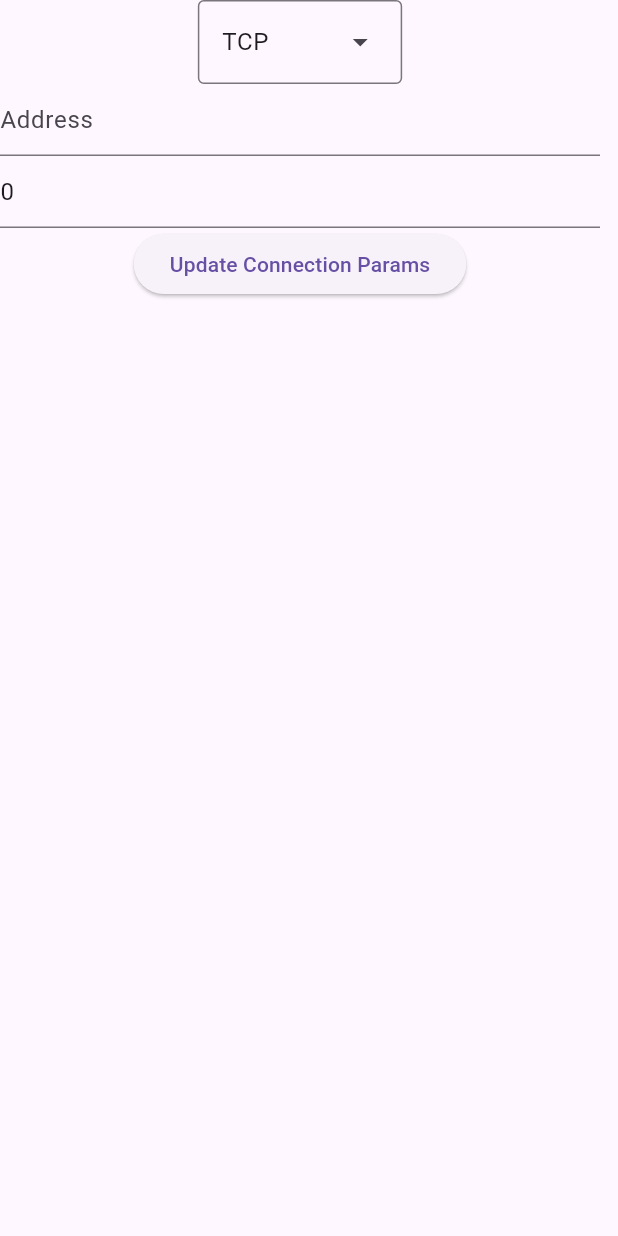
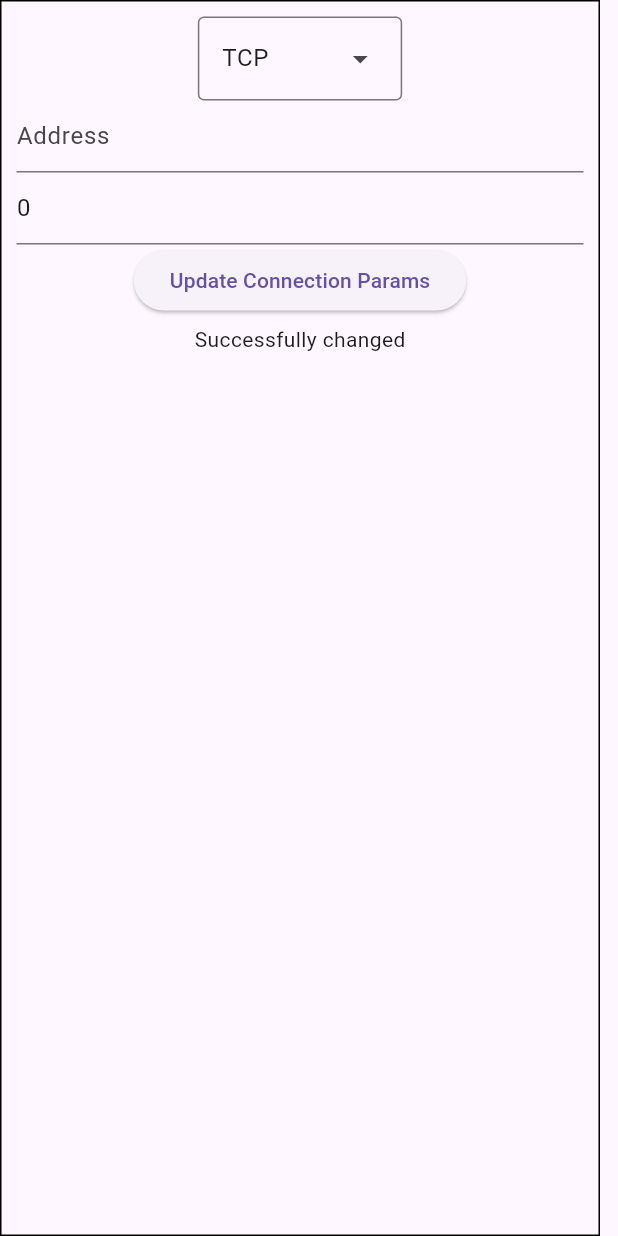
Before and after one commit to UWARG/IMACS-2, a Flutter app: the PortProtocolChanger widget shown alone on an empty page, opened directly with empty values, after a tap on "Update Connection Params", on a phone screen of 412 x 824 dp. Run offline on Flutter 3.47's test engine with Material 3 defaults, Android fonts, the phone set to English and light mode, and no system bars; missing offline and left inert: dart_mavlink, flutter_libserialport.

```diff
--- a/flutter_app/lib/widgets/change_port_protocol_widget.dart
+++ b/flutter_app/lib/widgets/change_port_protocol_widget.dart
@@ -24,6 +24,8 @@ class _PortProtocolChangerState extends State<PortProtocolChanger> {
 
   late MavlinkCommunicationType? selectedType = widget.communicationType;
 
+  var statusMsg = "";
+
   @override
   void dispose() {
     addressController.dispose();
@@ -32,8 +34,12 @@ class _PortProtocolChangerState extends State<PortProtocolChanger> {
 
   @override
   Widget build(BuildContext context) {
-    return SizedBox(
+    return Container(
+      decoration: BoxDecoration(
+        border: Border.all(color: Colors.black),
+      ),
       width: 400,
+      padding: EdgeInsets.all(10.0),
       child: Column(
         children: [
           DropdownMenu<MavlinkCommunicationType>(
@@ -66,10 +72,25 @@ class _PortProtocolChangerState extends State<PortProtocolChanger> {
           ElevatedButton(
             child: const Text("Update Connection Params"),
             onPressed: () {
-              // TODO: add input validation
+              var tcpPort = int.tryParse(portController.text);
+
+              if (tcpPort == null) {
+                setState(() {
+                  statusMsg = "Invalid port";
+                });
+                return;
+              }
+
               widget.updateCommunicationParams(selectedType ?? widget.communicationType, addressController.text, int.parse(portController.text));
+              setState(() {
+                statusMsg = "Successfully changed";
+              });
             },
-          )
+          ),
+          Padding(
+            padding: EdgeInsets.only(top: 5),
+            child: Text(statusMsg)
+          ),
         ]
       )
     );
```
